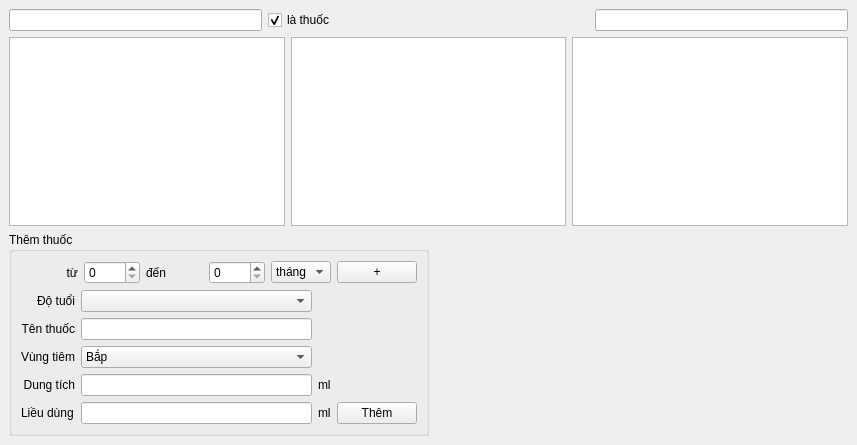
Qt form managebenhvathuoc.ui (xdien/tcmr) before a commit.
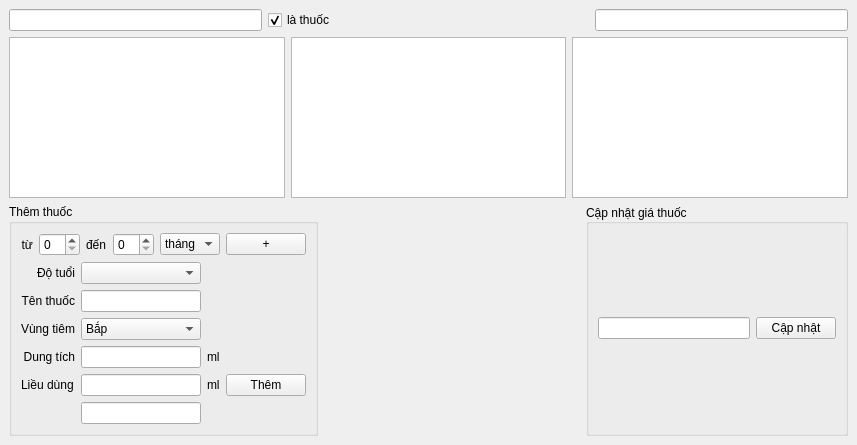
The same form after that commit.

Commit message: sua loi managebenhvathuoc them gia thuoc

```diff
--- a/managebenhvathuoc.ui
+++ b/managebenhvathuoc.ui
@@ -62,7 +62,7 @@
      </layout>
     </item>
     <item>
-     <layout class="QHBoxLayout" name="horizontalLayout">
+     <layout class="QHBoxLayout" name="horizontalLayout_4">
       <item>
        <widget class="QGroupBox" name="groupBox_2">
         <property name="title">
@@ -191,6 +191,13 @@
              </item>
             </widget>
            </item>
+           <item row="4" column="3">
+            <widget class="QPushButton" name="pushButton_themthuoc">
+             <property name="text">
+              <string>Thêm</string>
+             </property>
+            </widget>
+           </item>
            <item row="4" column="1">
             <widget class="QLineEdit" name="lineEdit_lieudung"/>
            </item>
@@ -201,12 +208,8 @@
              </property>
             </widget>
            </item>
-           <item row="4" column="3">
-            <widget class="QPushButton" name="pushButton_themthuoc">
-             <property name="text">
-              <string>Thêm</string>
-             </property>
-            </widget>
+           <item row="5" column="1">
+            <widget class="QLineEdit" name="lineEdit_gia"/>
            </item>
           </layout>
          </item>
@@ -226,6 +229,34 @@
         </property>
        </spacer>
       </item>
+      <item>
+       <widget class="QGroupBox" name="groupBox">
+        <property name="title">
+         <string>Cập nhật giá thuốc</string>
+        </property>
+        <property name="alignment">
+         <set>Qt::AlignLeading|Qt::AlignLeft|Qt::AlignVCenter</set>
+        </property>
+        <layout class="QHBoxLayout" name="horizontalLayout">
+         <property name="leftMargin">
+          <number>9</number>
+         </property>
+         <property name="topMargin">
+          <number>9</number>
+         </property>
+         <item>
+          <widget class="QLineEdit" name="lineEdit_capnhatgia"/>
+         </item>
+         <item>
+          <widget class="QPushButton" name="pushButton_capnhatgia">
+           <property name="text">
+            <string>Cập nhật</string>
+           </property>
+          </widget>
+         </item>
+        </layout>
+       </widget>
+      </item>
      </layout>
     </item>
    </layout>
```
The commit also changes 2 other files.
